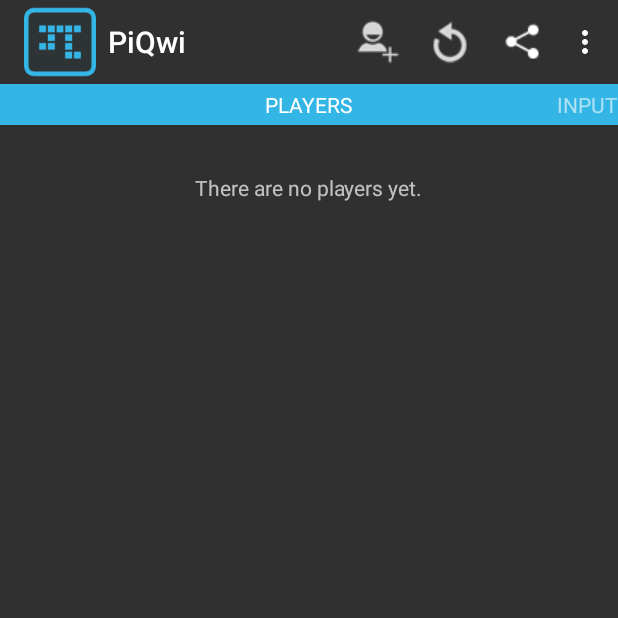
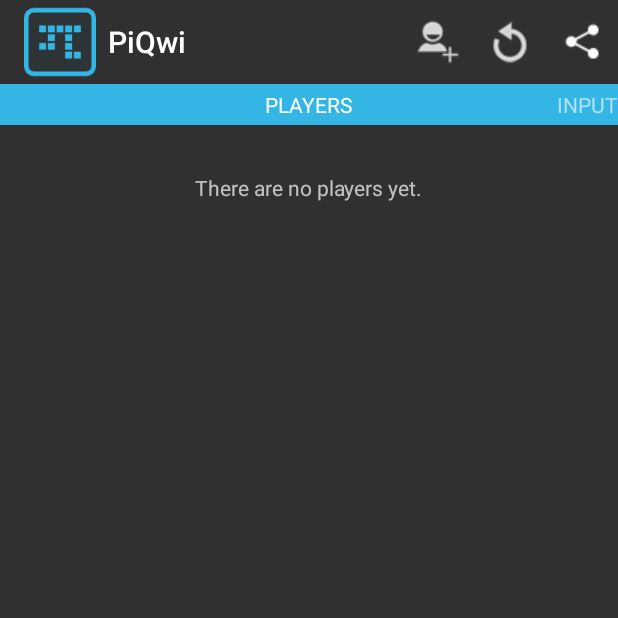
Before and after one commit to anvo/piqwi, an Android app: the screen it shows after launch (GameActivity), after a tap on "Share", on a phone screen of 412 x 824 dp, the top half of it. Run offline under Robolectric (Android 15) with nearby library versions, the phone set to English and light mode, and no system bars.

Commit message:
Remove unused settings

```diff
--- a/app/src/main/java/com/github/anvo/piqwi/ui/GameActivity.java
+++ b/app/src/main/java/com/github/anvo/piqwi/ui/GameActivity.java
@@ -165,9 +165,6 @@ public class GameActivity extends AppCompatActivity {
     			shareIntent.putExtra(Intent.EXTRA_TEXT, this.getShareText());
     			this.startActivity(Intent.createChooser(shareIntent, "Share"));
     		return true;
-    		case R.id.menu_settings:
-    			Toast.makeText(this, this.getString(R.string.menu_settings), Toast.LENGTH_SHORT).show();
-    		return true;
     	}
         return false;
     }
--- a/app/src/main/res/menu/activity_game.xml
+++ b/app/src/main/res/menu/activity_game.xml
@@ -1,8 +1,5 @@
 <menu xmlns:android="http://schemas.android.com/apk/res/android"
     xmlns:piqwi="http://schemas.android.com/apk/res-auto">
-    <item android:id="@+id/menu_settings"
-        android:title="@string/menu_settings"
-        android:orderInCategory="200" android:icon="@drawable/ic_action_settings"/>
     <item android:id="@+id/menu_share" android:title="@string/menu_share" android:orderInCategory="150" piqwi:showAsAction="always" android:icon="@drawable/ic_action_share"></item><item android:id="@+id/menu_restart" android:title="@string/menu_restart" piqwi:showAsAction="always" android:icon="@drawable/ic_action_restart" android:orderInCategory="100"></item>
 
 </menu>
```
Also changed, not shown: app/src/main/res/drawable-mdpi/ic_action_settings.png (deleted).
